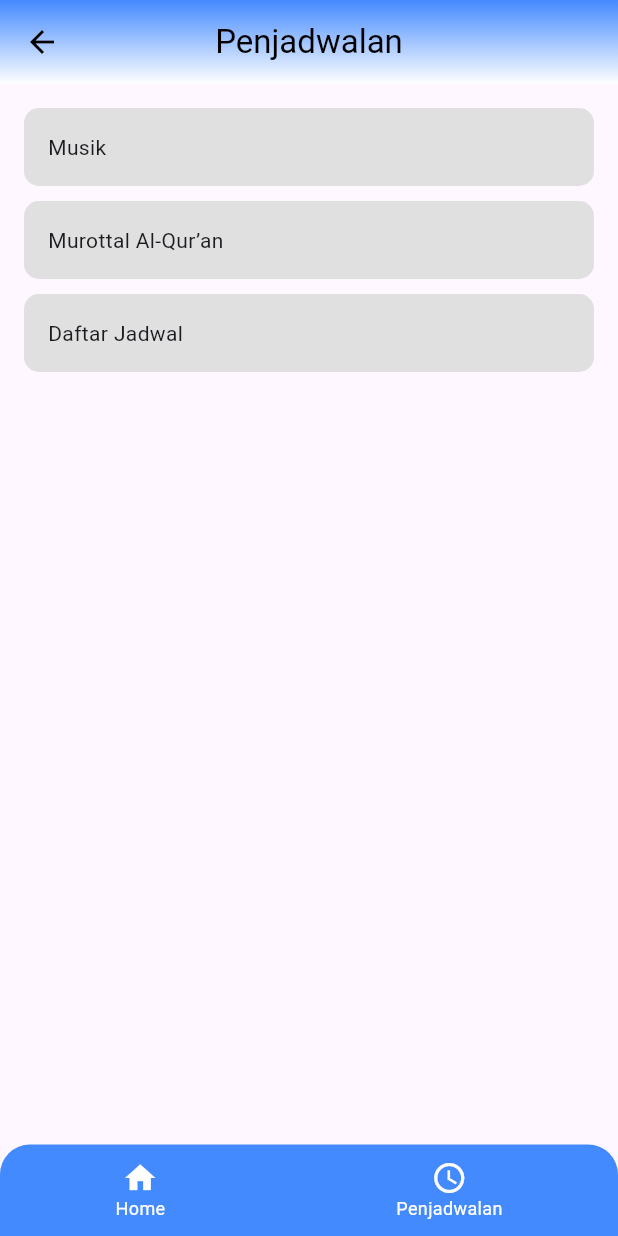
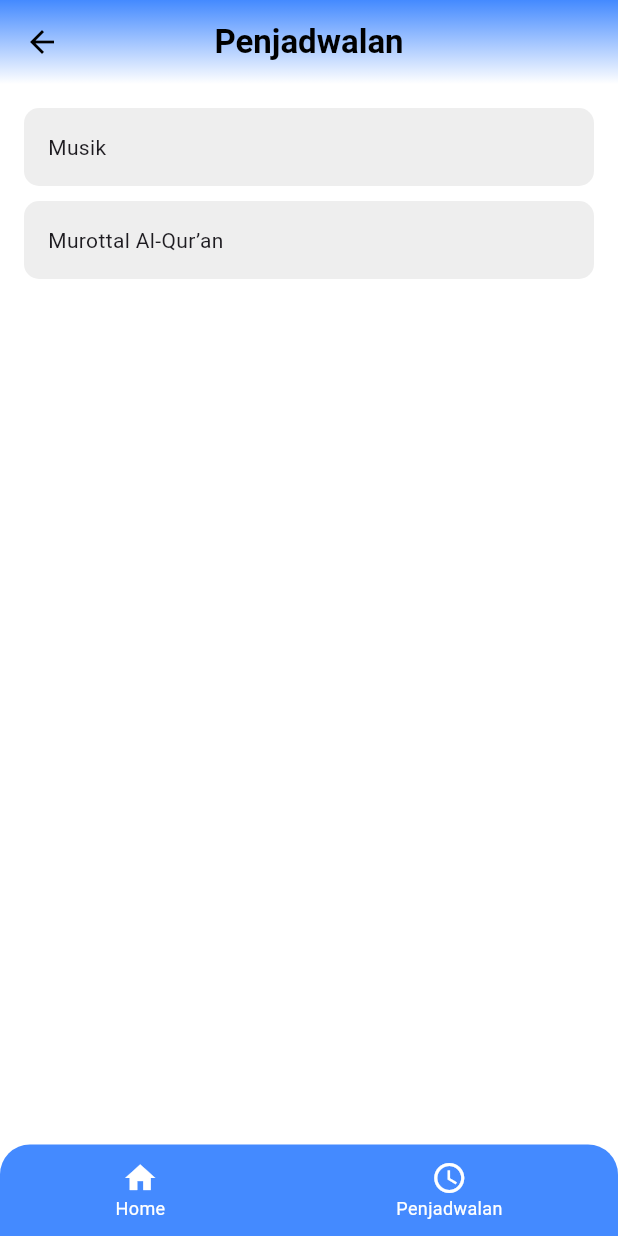
Before and after one commit to Andicleomj/soundnest, a Flutter app: the ScheduleScreen screen opened by its route, on a phone screen of 412 x 824 dp. Run offline on Flutter 3.47's test engine with Material 3 defaults, Android fonts, the phone set to English and light mode, and no system bars; our stand-ins replace audioplayers, firebase_auth, firebase_core, firebase_database; accounts and stored records are empty.

Commit message:
new update

```diff
--- a/lib/screens/scheduule/schedule_screen.dart
+++ b/lib/screens/scheduule/schedule_screen.dart
@@ -1,7 +1,7 @@
 import 'package:flutter/material.dart';
-import 'package:soundnest/screens/scheduule/penjadwalan_murottal.dart';
+import 'package:soundnest/screens/home/murottal/murottal_screen.dart';
 import 'package:soundnest/screens/scheduule/penjadwalan_musik.dart';
-import 'daftar_jadwal.dart';
+
 
 class ScheduleScreen extends StatelessWidget {
   const ScheduleScreen({super.key});
@@ -9,6 +9,7 @@ class ScheduleScreen extends StatelessWidget {
   @override
   Widget build(BuildContext context) {
     return Scaffold(
+      backgroundColor: Colors.white,
       appBar: AppBar(
         backgroundColor: Colors.transparent,
         elevation: 0,
@@ -27,7 +28,11 @@ class ScheduleScreen extends StatelessWidget {
             ),
           ),
         ),
-        title: const Text("Penjadwalan", style: TextStyle(color: Colors.black)),
+        title: const Text(
+          "Penjadwalan",
+          style: TextStyle(fontWeight: FontWeight.bold,color: Colors.black),
+
+        ),
         centerTitle: true,
       ),
       body: Padding(
@@ -38,16 +43,14 @@ class ScheduleScreen extends StatelessWidget {
               onTap: () {
                 Navigator.push(
                   context,
-                  MaterialPageRoute(
-                    builder: (context) => const PenjadwalanMusik(),
-                  ),
+                  MaterialPageRoute(builder: (context) => const PenjadwalanMusik()),
                 );
               },
               child: Container(
                 width: double.infinity,
                 padding: const EdgeInsets.all(16),
                 decoration: BoxDecoration(
-                  color: Colors.grey[300],
+                  color: Colors.grey.shade200,
                   borderRadius: BorderRadius.circular(10),
                 ),
                 child: const Text("Musik"),
@@ -58,37 +61,17 @@ class ScheduleScreen extends StatelessWidget {
               onTap: () {
                 Navigator.push(
                   context,
-                  MaterialPageRoute(
-                    builder: (context) => const MurottalScreen(),
-                  ),
+                  MaterialPageRoute(builder: (context) => const MurottalScreen()),
                 );
               },
               child: Container(
                 width: double.infinity,
                 padding: const EdgeInsets.all(16),
                 decoration: BoxDecoration(
-                  color: Colors.grey[300],
+                  color: Colors.grey.shade200,
                   borderRadius: BorderRadius.circular(10),
                 ),
                 child: const Text("Murottal Al-Qur’an"),
-              ),
-            ),
-            const SizedBox(height: 10),
-            GestureDetector(
-              onTap: () {
-                Navigator.push(
-                  context,
-                  MaterialPageRoute(builder: (context) => const DaftarJadwal()),
-                );
-              },
-              child: Container(
-                width: double.infinity,
-                padding: const EdgeInsets.all(16),
-                decoration: BoxDecoration(
-                  color: Colors.grey[300],
-                  borderRadius: BorderRadius.circular(10),
-                ),
-                child: const Text("Daftar Jadwal"),
               ),
             ),
           ],
@@ -110,20 +93,14 @@ class ScheduleScreen extends StatelessWidget {
               mainAxisSize: MainAxisSize.min,
               children: [
                 Icon(Icons.home, color: Colors.white),
-                Text(
-                  "Home",
-                  style: TextStyle(color: Colors.white, fontSize: 12),
-                ),
+                Text("Home", style: TextStyle(color: Colors.white, fontSize: 12)),
               ],
             ),
             Column(
               mainAxisSize: MainAxisSize.min,
               children: [
                 Icon(Icons.schedule, color: Colors.white),
-                Text(
-                  "Penjadwalan",
-                  style: TextStyle(color: Colors.white, fontSize: 12),
-                ),
+                Text("Penjadwalan", style: TextStyle(color: Colors.white, fontSize: 12)),
               ],
             ),
           ],
@@ -132,4 +109,3 @@ class ScheduleScreen extends StatelessWidget {
     );
   }
 }
-// apa
```
Also changed, not shown: lib/screens/scheduule/daftar_jadwal.dart (+58 -6 lines), lib/widgets/menu_item.dart (+11 -7 lines).
